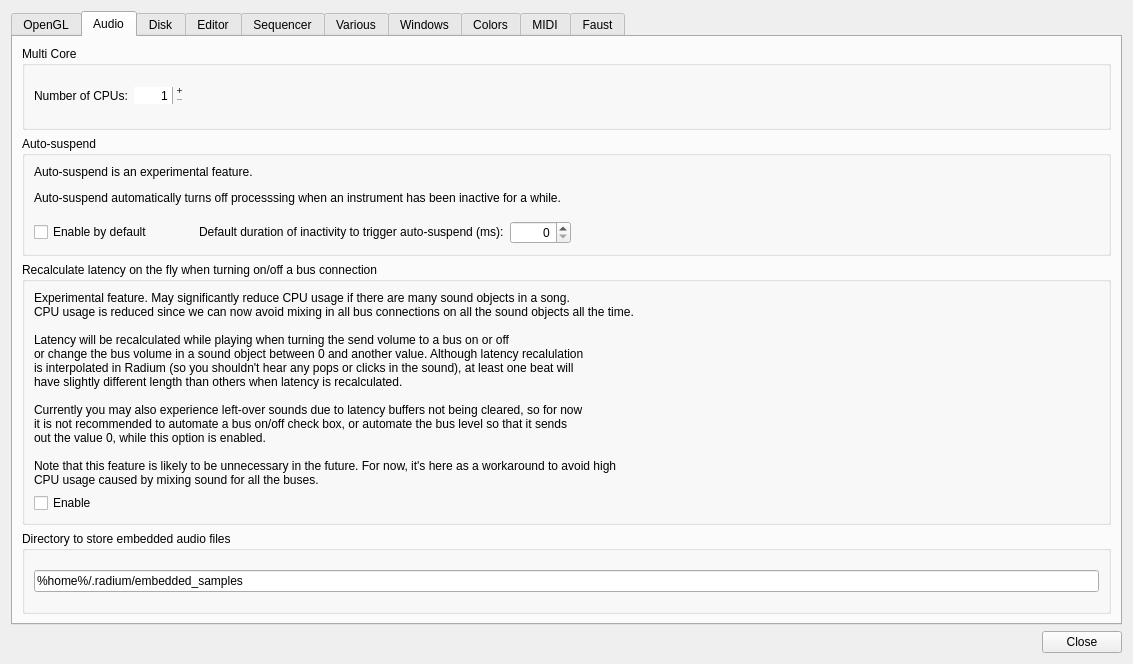
Old version of the form Qt/qt4_preferences.ui in the repository kmatheussen/radium.
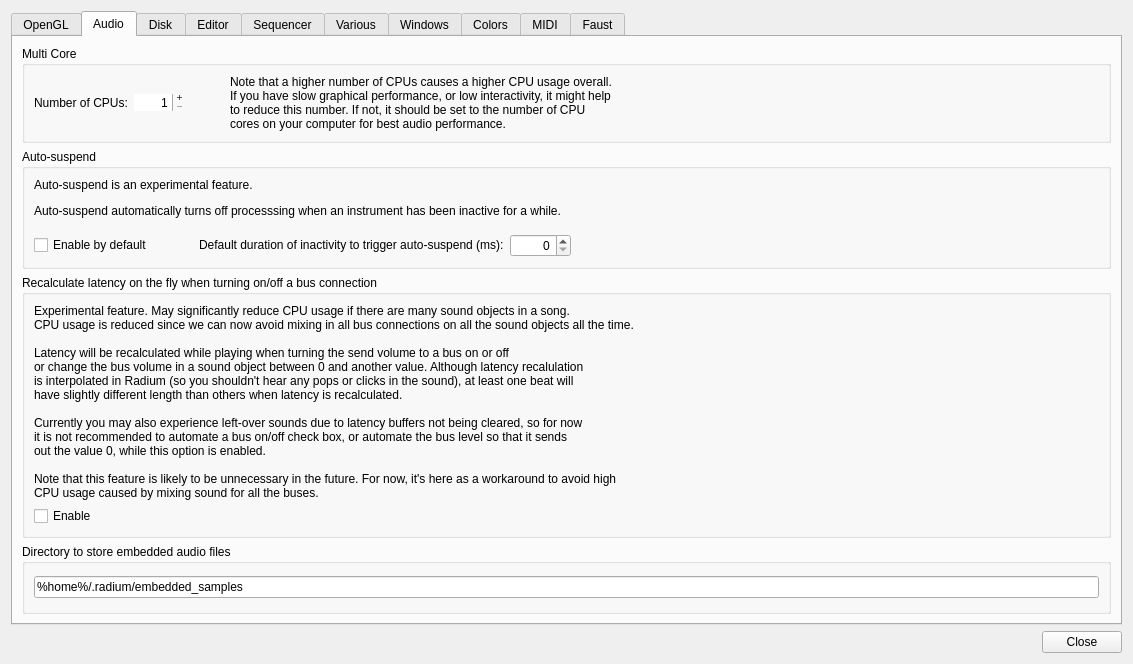
New version of the form. The open tabs and pages were chosen to show the change.

Commit message: help text for cpu cores

Patch:
```diff
--- a/Qt/qt4_preferences.ui
+++ b/Qt/qt4_preferences.ui
@@ -577,6 +577,34 @@
             </item>
             <item>
              <spacer name="horizontalSpacer">
+              <property name="orientation">
+               <enum>Qt::Horizontal</enum>
+              </property>
+              <property name="sizeType">
+               <enum>QSizePolicy::Fixed</enum>
+              </property>
+              <property name="sizeHint" stdset="0">
+               <size>
+                <width>40</width>
+                <height>20</height>
+               </size>
+              </property>
+             </spacer>
+            </item>
+            <item>
+             <widget class="QLabel" name="label_4">
+              <property name="text">
+               <string>&lt;html&gt;&lt;head/&gt;&lt;body&gt;&lt;span style=&quot; color:#000000;&quot;&gt;
+Note that a higher number of CPUs causes a higher CPU usage overall.&lt;br&gt;
+If you have slow graphical performance, or low interactivity, it might help&lt;br&gt;
+to reduce this number. If not, it should be set to the number of CPU&lt;br&gt;
+cores on your computer for best audio performance.&lt;/span&gt;&lt;/body&gt;
+</string>
+              </property>
+             </widget>
+            </item>
+            <item>
+             <spacer name="horizontalSpacer_15">
               <property name="orientation">
                <enum>Qt::Horizontal</enum>
               </property>
```
Left out of the diff: 2 changed lines with no effect on the pictures. The commit also changes 1 other file.
